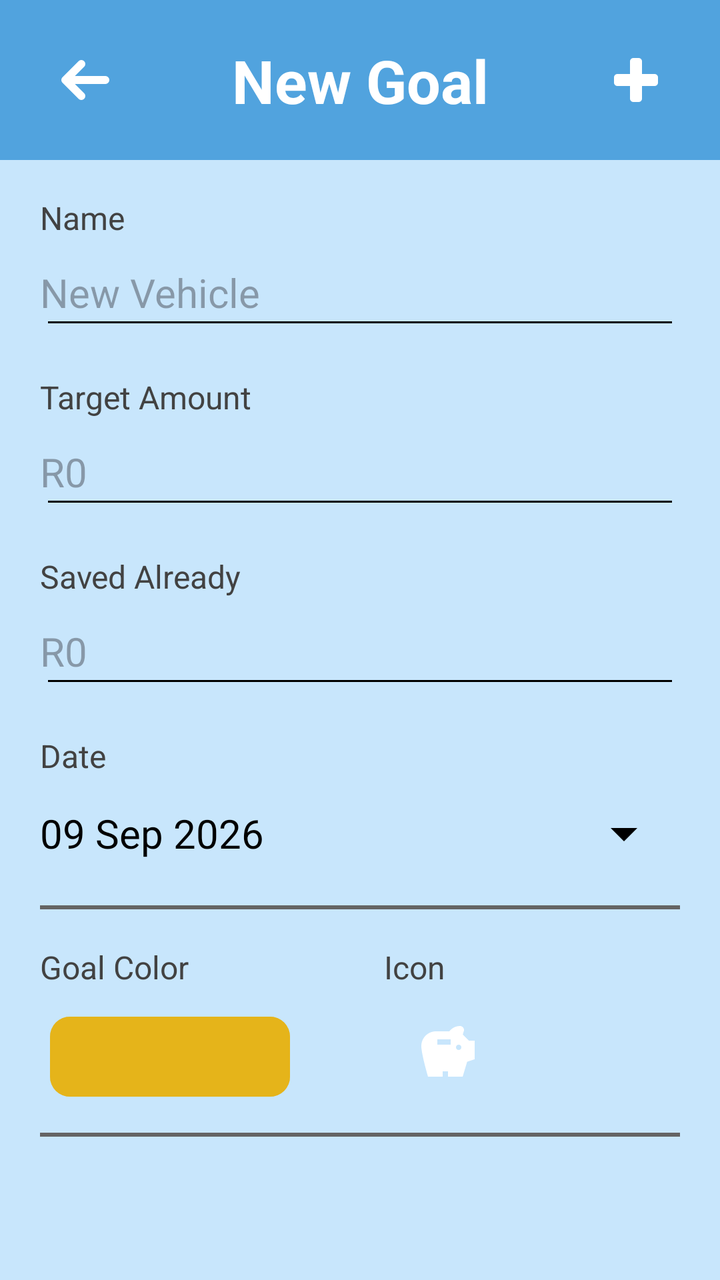
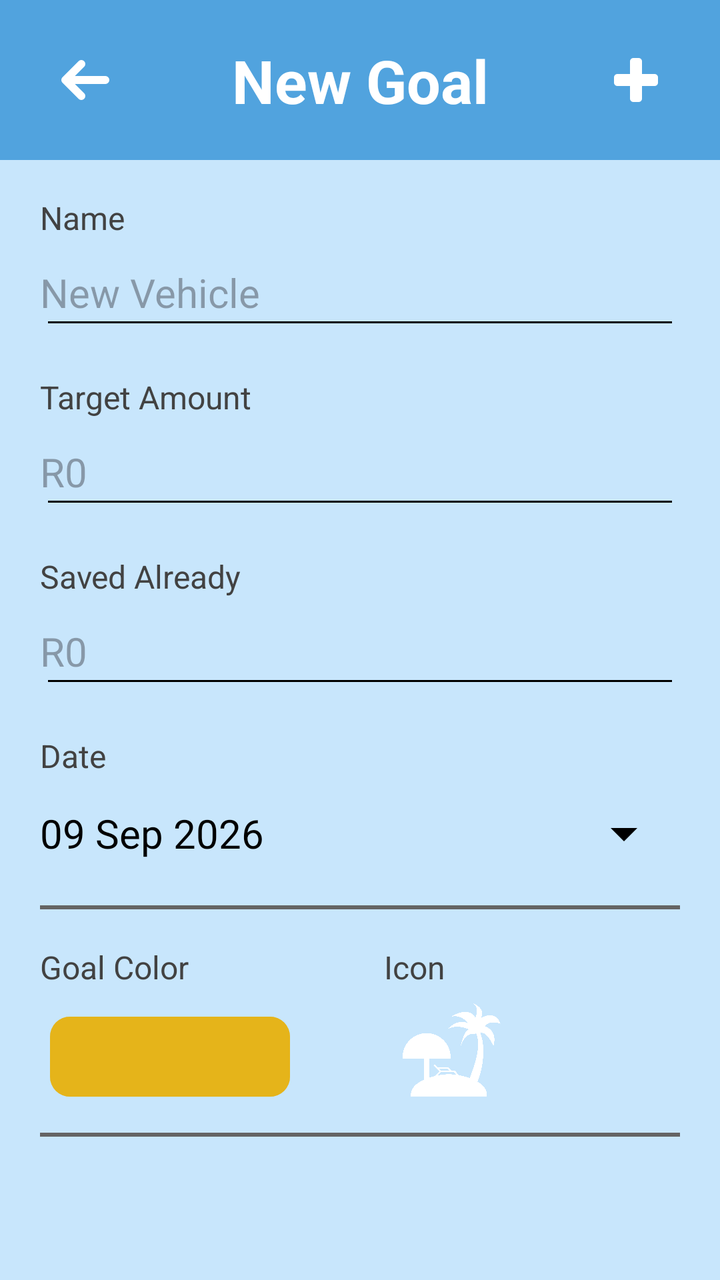

Screens rendered from an Android XML layout before and after an edit, with the pre-edit source and the edit as a unified diff.
<!-- AndroidManifest.xml: application theme Theme.BudgieApp -->
<!-- res/layout/activity_implement_new_goal.xml -->
<?xml version="1.0" encoding="utf-8"?>
<androidx.constraintlayout.widget.ConstraintLayout xmlns:android="http://schemas.android.com/apk/res/android"
    xmlns:app="http://schemas.android.com/apk/res-auto"
    xmlns:tools="http://schemas.android.com/tools"
    android:id="@+id/main"
    android:layout_width="match_parent"
    android:layout_height="match_parent"
    android:background="@color/background_blue"
    tools:context=".ImplementNewGoalActivity">

    
    <androidx.constraintlayout.widget.ConstraintLayout
        android:id="@+id/header"
        android:layout_width="0dp"
        android:layout_height="80dp"
        android:background="@color/background_header"
        android:paddingHorizontal="10dp"

        app:layout_constraintEnd_toEndOf="parent"
        app:layout_constraintStart_toStartOf="parent"
        app:layout_constraintTop_toTopOf="parent">

        <ImageButton
            android:id="@+id/btnBack"
            android:layout_width="64dp"
            android:layout_height="64dp"
            android:background="@android:color/transparent"
            app:layout_constraintBottom_toBottomOf="parent"
            app:layout_constraintStart_toStartOf="parent"
            app:layout_constraintTop_toTopOf="parent"

            app:tint="@color/white"
            android:src="@drawable/baseline_arrow_back_24" />

        <TextView
            android:id="@+id/txtHeader"
            android:layout_width="wrap_content"
            android:layout_height="wrap_content"
            android:text="New Goal"
            android:textColor="@color/white"
            android:textSize="30sp"
            android:textStyle="bold"

            app:layout_constraintBottom_toBottomOf="parent"
            app:layout_constraintEnd_toEndOf="parent"
            app:layout_constraintStart_toStartOf="parent"
            app:layout_constraintTop_toTopOf="parent" />

        <ImageButton
            android:id="@+id/btnConfirm"
            android:layout_width="64dp"
            android:layout_height="64dp"
            android:background="@android:color/transparent"

            app:layout_constraintBottom_toBottomOf="parent"
            app:layout_constraintEnd_toEndOf="parent"
            app:layout_constraintTop_toTopOf="parent"

            app:tint="@color/white"
            android:src="@drawable/baseline_add_24"/>

    </androidx.constraintlayout.widget.ConstraintLayout>
    

    
    <androidx.core.widget.NestedScrollView
        android:layout_width="0dp"
        android:layout_height="0dp"

        app:layout_constraintBottom_toBottomOf="parent"
        app:layout_constraintEnd_toEndOf="parent"
        app:layout_constraintStart_toStartOf="parent"
        app:layout_constraintTop_toBottomOf="@+id/header">

        <LinearLayout
            android:layout_width="match_parent"
            android:layout_height="wrap_content"
            android:orientation="vertical"
            android:paddingHorizontal="20dp">

            
            <TextView
                android:layout_width="wrap_content"
                android:layout_height="wrap_content"
                android:layout_marginTop="18dp"
                android:text="Name"
                android:textColor="@color/soft_black"
                android:textSize="16sp" />

            <EditText
                android:id="@+id/etxtName"
                android:layout_width="match_parent"
                android:layout_height="50dp"
                android:backgroundTint="@color/black"
                android:hint="New Vehicle"
                android:paddingStart="0dp"
                android:textSize="20sp" />

            
            <TextView
                android:layout_width="wrap_content"
                android:layout_height="wrap_content"
                android:text="Target Amount"
                android:textColor="@color/soft_black"
                android:textSize="16sp"
                android:layout_marginTop="18dp"/>

            <EditText
                android:id="@+id/etxtTargetAmount"
                android:layout_width="match_parent"
                android:layout_height="50dp"
                android:backgroundTint="@color/black"
                android:inputType="numberDecimal"
                android:hint="R0"
                android:paddingStart="0dp"
                android:textSize="20sp" />


            
            <TextView
                android:layout_width="wrap_content"
                android:layout_height="wrap_content"
                android:layout_marginTop="18dp"
                android:text="Saved Already"
                android:textColor="@color/soft_black"
                android:textSize="16sp" />

            <EditText
                android:id="@+id/etxtSavedAlready"
                android:layout_width="match_parent"
                android:layout_height="50dp"
                android:backgroundTint="@color/black"
                android:hint="R0"
                android:paddingStart="0dp"
                android:inputType="numberDecimal"
                android:textSize="20sp" />

            
            <LinearLayout
                android:layout_width="match_parent"
                android:layout_height="wrap_content"
                android:layout_weight="1"
                android:orientation="vertical"
                android:layout_marginTop="18dp"
                android:paddingEnd="12dp">

                <TextView
                    android:layout_width="wrap_content"
                    android:layout_height="wrap_content"
                    android:text="Date"
                    android:textColor="@color/soft_black"
                    android:textSize="16sp" />

                <TextView
                    android:id="@+id/txtDate"
                    android:layout_width="match_parent"
                    android:layout_height="56dp"
                    android:gravity="center_vertical"
                    android:text="09 Sep 2026"
                    android:textSize="20sp"
                    app:drawableEndCompat="@drawable/baseline_arrow_drop_down_24" />
            </LinearLayout>

            <View
                android:layout_width="match_parent"
                android:layout_height="2dp"
                android:layout_marginTop="8dp"
                android:background="@color/black_transparent" />

            
            <LinearLayout
                android:layout_width="match_parent"
                android:layout_height="wrap_content"
                android:layout_marginTop="18dp"
                android:orientation="horizontal">

                <LinearLayout
                    android:layout_width="0dp"
                    android:layout_height="wrap_content"
                    android:layout_weight="1"
                    android:orientation="vertical"
                    android:paddingEnd="12dp">

                    <TextView
                        android:layout_width="wrap_content"
                        android:layout_height="wrap_content"
                        android:text="Goal Color"
                        android:textColor="@color/soft_black"
                        android:textSize="16sp" />

                    <com.google.android.material.button.MaterialButton
                        android:id="@+id/btnGoalColor"
                        android:layout_width="120dp"
                        android:layout_height="48dp"
                        android:layout_marginTop="10dp"
                        android:layout_marginStart="5dp"
                        app:cornerRadius="10dp"
                        android:backgroundTint="@color/orange"/>

                </LinearLayout>

                <LinearLayout
                    android:layout_width="0dp"
                    android:layout_height="wrap_content"
                    android:layout_weight="1"
                    android:orientation="vertical"
                    android:paddingStart="12dp">

                    <TextView
                        android:layout_width="wrap_content"
                        android:layout_height="wrap_content"
                        android:text="Icon"
                        android:textColor="@color/soft_black"
                        android:textSize="16sp" />

                    <ImageButton
                        android:id="@+id/btnIcon"
                        android:layout_width="64dp"
                        android:layout_height="64dp"
                        android:background="@android:color/transparent"
                        android:gravity="center_vertical"
                        app:tint="@color/white"
                        android:src="@drawable/baseline_savings_24" />

                </LinearLayout>

            </LinearLayout>

            <View
                android:layout_width="match_parent"
                android:layout_height="2dp"
                android:layout_marginTop="8dp"
                android:background="@color/black_transparent"
                />


        </LinearLayout>

    </androidx.core.widget.NestedScrollView>
    

</androidx.constraintlayout.widget.ConstraintLayout>
<!-- resources referenced by this layout -->
<resources>
  <color name="background_blue">#9EA8DBFA</color>
  <color name="background_header">#51A3DE</color>
  <color name="black">#FF000000</color>
  <color name="black_transparent">#646464</color>
  <color name="orange">#BFE7B00B</color>
  <color name="soft_black">#424242</color>
  <color name="white">#FFFFFFFF</color>
  <!-- drawable baseline_add_24 (drawable) -->
  <vector xmlns:android="http://schemas.android.com/apk/res/android"
      android:width="32dp"
      android:height="32dp"
      android:tint="#FFFFFF"
      android:viewportWidth="24"
      android:viewportHeight="24">
  
      <path
          android:fillColor="@android:color/white"
          android:pathData="M19,13h-6v6h-2v-6H5v-2h6V5h2v6h6v2z"
          android:strokeColor="@android:color/white"
          android:strokeWidth="2.5"
          android:strokeLineCap="round"
          android:strokeLineJoin="round" />
  
  </vector>
  <!-- drawable baseline_arrow_back_24 (drawable) -->
  <vector xmlns:android="http://schemas.android.com/apk/res/android"
      android:width="32dp"
      android:height="32dp"
      android:viewportWidth="24"
      android:viewportHeight="24"
      android:autoMirrored="true">
  
      <path
          android:pathData="M20,12H5 M11,6L5,12L11,18"
          android:fillColor="@android:color/transparent"
          android:strokeColor="@android:color/white"
          android:strokeWidth="3"
          android:strokeLineCap="round"
          android:strokeLineJoin="round" />
  
  </vector>
  <!-- drawable baseline_arrow_drop_down_24 (drawable) -->
  <vector xmlns:android="http://schemas.android.com/apk/res/android"
      android:width="32dp"
      android:height="32dp"
      android:tint="@color/black"
      android:viewportWidth="24"
      android:viewportHeight="24">
  
      <path
          android:fillColor="@android:color/white"
          android:pathData="M7,10l5,5 5,-5z" />
  
  </vector>
  <!-- drawable baseline_savings_24 (drawable) -->
  <vector xmlns:android="http://schemas.android.com/apk/res/android" android:height="32dp" android:tint="#FFFFFF" android:viewportHeight="24" android:viewportWidth="24" android:width="32dp">
        
      <path android:fillColor="@android:color/white" android:pathData="M19.83,7.5l-2.27,-2.27c0.07,-0.42 0.18,-0.81 0.32,-1.15C17.96,3.9 18,3.71 18,3.5C18,2.67 17.33,2 16.5,2c-1.64,0 -3.09,0.79 -4,2l-5,0C4.46,4 2,6.46 2,9.5S4.5,21 4.5,21l5.5,0v-2h2v2l5.5,0l1.68,-5.59L22,14.47V7.5H19.83zM13,9H8V7h5V9zM16,11c-0.55,0 -1,-0.45 -1,-1c0,-0.55 0.45,-1 1,-1s1,0.45 1,1C17,10.55 16.55,11 16,11z"/>
      
  </vector>
  <style name="Theme.BudgieApp" parent="Base.Theme.BudgieApp" />
  <style name="Base.Theme.BudgieApp" parent="Theme.Material3.DayNight.NoActionBar">
          
          
          <item name="android:textColor">#000000</item>
      </style>
</resources>

<!-- the commit's change to res/layout/activity_implement_new_goal.xml (unified diff, before → after) -->
@@ -213,14 +213,13 @@
                         android:textColor="@color/soft_black"
                         android:textSize="16sp" />
 
-                    <ImageButton
+                    <ImageView
                         android:id="@+id/btnIcon"
                         android:layout_width="64dp"
                         android:layout_height="64dp"
-                        android:background="@android:color/transparent"
                         android:gravity="center_vertical"
                         app:tint="@color/white"
-                        android:src="@drawable/baseline_savings_24" />
+                        android:src="@drawable/holidayicon" />
 
                 </LinearLayout>
 
<!-- resource entries referenced after the edit -->
@@ -54,12 +54,7 @@
           android:pathData="M7,10l5,5 5,-5z" />
   
   </vector>
-  <!-- drawable baseline_savings_24 (drawable) -->
-  <vector xmlns:android="http://schemas.android.com/apk/res/android" android:height="32dp" android:tint="#FFFFFF" android:viewportHeight="24" android:viewportWidth="24" android:width="32dp">
-        
-      <path android:fillColor="@android:color/white" android:pathData="M19.83,7.5l-2.27,-2.27c0.07,-0.42 0.18,-0.81 0.32,-1.15C17.96,3.9 18,3.71 18,3.5C18,2.67 17.33,2 16.5,2c-1.64,0 -3.09,0.79 -4,2l-5,0C4.46,4 2,6.46 2,9.5S4.5,21 4.5,21l5.5,0v-2h2v2l5.5,0l1.68,-5.59L22,14.47V7.5H19.83zM13,9H8V7h5V9zM16,11c-0.55,0 -1,-0.45 -1,-1c0,-0.55 0.45,-1 1,-1s1,0.45 1,1C17,10.55 16.55,11 16,11z"/>
-      
-  </vector>
+  <!-- drawable holidayicon: png bitmap (drawable, 71883 bytes) -->
   <style name="Theme.BudgieApp" parent="Base.Theme.BudgieApp" />
   <style name="Base.Theme.BudgieApp" parent="Theme.Material3.DayNight.NoActionBar">
           
